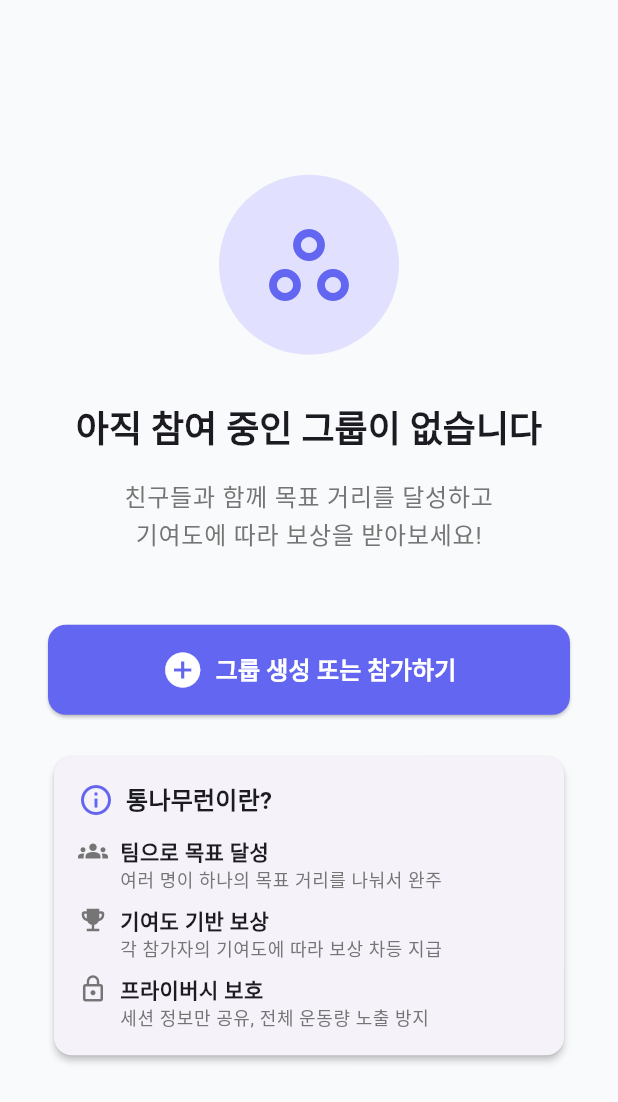
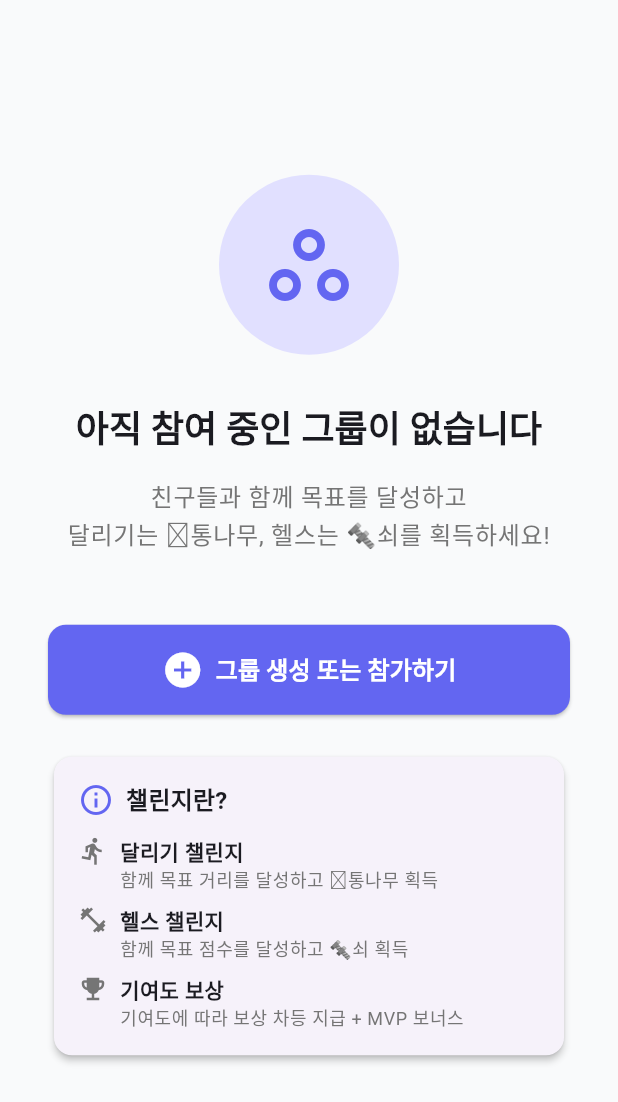
Before and after one commit to lppresident/co-workfit, a Flutter app: the EmptyLogRunWidget widget shown alone on an empty page, opened directly with empty values, on a phone screen of 412 x 824 dp. Shown: the top 1102 px of the screen. Run offline on Flutter 3.47's test engine with Material 3 defaults, Android fonts, the phone set to English and light mode, and no system bars; our stand-ins replace app_links, bloc, cloud_firestore, dartz, equatable, firebase_auth and 8 more; missing offline and left inert: health; accounts and stored records are empty; network calls fail.

Commit message:
refactor: '통나무런' → '챌린지'로 명칭 변경 (#70)
UI 변경:
- 대시보드 탭: '통나무런' → '챌린지'
- 페이지 제목: '통나무런' → '챌린지'
- 초대 메시지: '통나무런 초대' → '챌린지 초대'

빈 상태 위젯 업데이트:
- '통나무런이란?' → '챌린지란?'
- 달리기 챌린지 (🪵통나무) / 헬스 챌린지 (🔩쇠) 설명 추가
- 기여도 보상 + MVP 보너스 안내

공유 메시지:
- 챌린지 타입에 따른 동적 이름 생성
  - 달리기: 'Xkm 달리기 챌린지'
  - 헬스: 'X점 헬스 챌린지'

코드 주석:
- 모든 '통나무런' 관련 주석을 '챌린지'로 통일

```diff
--- a/lib/core/services/deep_link_service.dart
+++ b/lib/core/services/deep_link_service.dart
@@ -5,7 +5,7 @@ import 'package:co_workfit/core/utils/logger.dart';
 /// 딥링크 처리 서비스
 ///
 /// 지원하는 스킴:
-/// - coworkfit://logrun/join?code=XXXXXX - 통나무런 초대 링크
+/// - coworkfit://logrun/join?code=XXXXXX - 챌린지 초대 링크
 class DeepLinkService {
   static final DeepLinkService _instance = DeepLinkService._internal();
   factory DeepLinkService() => _instance;
@@ -72,7 +72,7 @@ class DeepLinkService {
     }
   }
 
-  /// 통나무런 초대 링크 생성
+  /// 챌린지 초대 링크 생성
   static String createLogRunInviteLink(String inviteCode) {
     return 'coworkfit://logrun/join?code=$inviteCode';
   }
--- a/lib/features/log_run/data/models/log_run_challenge_model.dart
+++ b/lib/features/log_run/data/models/log_run_challenge_model.dart
@@ -2,7 +2,7 @@ import 'package:cloud_firestore/cloud_firestore.dart';
 import 'package:co_workfit/features/log_run/domain/entities/log_run_challenge_entity.dart';
 import 'package:co_workfit/features/log_run/domain/entities/workout_type.dart';
 
-/// 통나무런 챌린지 모델
+/// 챌린지 모델
 class LogRunChallengeModel extends LogRunChallengeEntity {
   const LogRunChallengeModel({
     required super.id,
--- a/lib/features/log_run/domain/entities/log_run_challenge_entity.dart
+++ b/lib/features/log_run/domain/entities/log_run_challenge_entity.dart
@@ -1,7 +1,7 @@
 import 'package:equatable/equatable.dart';
 import 'workout_type.dart';
 
-/// 통나무런 챌린지 엔티티
+/// 챌린지 엔티티
 ///
 /// 여러 명이 하나의 목표 거리(무게)를 함께 완주하는 팀 챌린지
 class LogRunChallengeEntity extends Equatable {
--- a/lib/features/log_run/domain/entities/log_run_contribution_entity.dart
+++ b/lib/features/log_run/domain/entities/log_run_contribution_entity.dart
@@ -1,7 +1,7 @@
 import 'package:equatable/equatable.dart';
 import 'package:co_workfit/features/workout/domain/entities/workout_entity.dart';
 
-/// 통나무런 기여 엔티티
+/// 챌린지 기여 엔티티
 ///
 /// 참가자가 챌린지에 제출한 러닝 기록
 class LogRunContributionEntity extends Equatable {
--- a/lib/features/log_run/domain/repositories/log_run_repository.dart
+++ b/lib/features/log_run/domain/repositories/log_run_repository.dart
@@ -4,7 +4,7 @@ import 'package:co_workfit/features/log_run/domain/entities/log_run_challenge_en
 import 'package:co_workfit/features/log_run/domain/entities/log_run_contribution_entity.dart';
 import 'package:co_workfit/features/log_run/domain/entities/workout_type.dart';
 
-/// 통나무런 Repository 인터페이스
+/// 챌린지 Repository 인터페이스
 abstract class LogRunRepository {
   /// 챌린지 생성
   Future<Either<Failure, LogRunChallengeEntity>> createChallenge({
--- a/lib/features/log_run/domain/usecases/create_log_run_challenge.dart
+++ b/lib/features/log_run/domain/usecases/create_log_run_challenge.dart
@@ -5,7 +5,7 @@ import 'package:co_workfit/features/log_run/domain/entities/log_run_challenge_en
 import 'package:co_workfit/features/log_run/domain/entities/workout_type.dart';
 import 'package:co_workfit/features/log_run/domain/repositories/log_run_repository.dart';
 
-/// 통나무런 챌린지 생성 UseCase
+/// 챌린지 생성 UseCase
 class CreateLogRunChallenge implements UseCase<LogRunChallengeEntity, CreateChallengeParams> {
   final LogRunRepository repository;
 
--- a/lib/features/log_run/domain/usecases/join_challenge_by_invite_code.dart
+++ b/lib/features/log_run/domain/usecases/join_challenge_by_invite_code.dart
@@ -5,7 +5,7 @@ import 'package:co_workfit/features/log_run/domain/entities/log_run_challenge_en
 import 'package:co_workfit/features/log_run/domain/repositories/log_run_repository.dart';
 import 'package:co_workfit/features/log_run/domain/utils/invite_code_generator.dart';
 
-/// 초대 코드로 통나무런 챌린지 참가 UseCase
+/// 초대 코드로 챌린지 참가 UseCase
 ///
 /// 1. 초대 코드 검증
 /// 2. 코드로 챌린지 조회
--- a/lib/features/log_run/domain/usecases/join_log_run_challenge.dart
+++ b/lib/features/log_run/domain/usecases/join_log_run_challenge.dart
@@ -3,7 +3,7 @@ import 'package:co_workfit/core/error/failures.dart';
 import 'package:co_workfit/core/usecases/usecase.dart';
 import 'package:co_workfit/features/log_run/domain/repositories/log_run_repository.dart';
 
-/// 통나무런 챌린지 참가 UseCase
+/// 챌린지 참가 UseCase
 class JoinLogRunChallenge implements UseCase<void, JoinChallengeParams> {
   final LogRunRepository repository;
 
--- a/lib/features/log_run/domain/utils/invite_code_generator.dart
+++ b/lib/features/log_run/domain/utils/invite_code_generator.dart
@@ -1,6 +1,6 @@
 import 'dart:math';
 
-/// 통나무런 초대 코드 생성기
+/// 챌린지 초대 코드 생성기
 class InviteCodeGenerator {
   // 혼동하기 쉬운 문자 제외: O(오), 0(영), I(아이), 1(일), L(엘)
   static const String _chars = '23456789ABCDEFGHJKLMNPQRSTUVWXYZ';
--- a/lib/features/log_run/presentation/bloc/log_run_bloc.dart
+++ b/lib/features/log_run/presentation/bloc/log_run_bloc.dart
@@ -17,7 +17,7 @@ import 'package:co_workfit/features/log_run/domain/usecases/delete_contribution.
 import 'package:co_workfit/features/log_run/domain/repositories/log_run_repository.dart';
 import 'package:co_workfit/core/utils/logger.dart';
 
-/// 통나무런 BLoC
+/// 챌린지 BLoC
 class LogRunBloc extends Bloc<LogRunEvent, LogRunState> {
   final CreateLogRunChallenge createChallengeUseCase;
   final JoinLogRunChallenge joinChallengeUseCase;
--- a/lib/features/log_run/presentation/bloc/log_run_event.dart
+++ b/lib/features/log_run/presentation/bloc/log_run_event.dart
@@ -1,7 +1,7 @@
 import 'package:co_workfit/features/log_run/domain/entities/workout_type.dart';
 import 'package:equatable/equatable.dart';
 
-/// 통나무런 BLoC 이벤트
+/// 챌린지 BLoC 이벤트
 abstract class LogRunEvent extends Equatable {
   const LogRunEvent();
 
--- a/lib/features/log_run/presentation/bloc/log_run_state.dart
+++ b/lib/features/log_run/presentation/bloc/log_run_state.dart
@@ -2,7 +2,7 @@ import 'package:equatable/equatable.dart';
 import 'package:co_workfit/features/log_run/domain/entities/log_run_challenge_entity.dart';
 import 'package:co_workfit/features/log_run/domain/entities/log_run_contribution_entity.dart';
 
-/// 통나무런 BLoC 상태
+/// 챌린지 BLoC 상태
 abstract class LogRunState extends Equatable {
   const LogRunState();
 
--- a/lib/features/log_run/presentation/pages/challenge_detail_page.dart
+++ b/lib/features/log_run/presentation/pages/challenge_detail_page.dart
@@ -254,7 +254,9 @@ class _ChallengeDetailPageState extends BasePageState<ChallengeDetailPage> {
                     icon: const Icon(Icons.share),
                     onPressed: () => _showShareSheet(
                       challenge.inviteCode,
-                      '${challenge.targetWeight.toStringAsFixed(0)}kg 통나무런',
+                      challenge.isRunning
+                          ? '${challenge.targetDistance.toStringAsFixed(0)}km 달리기 챌린지'
+                          : '${challenge.targetDistance.toStringAsFixed(0)}점 헬스 챌린지',
                     ),
                     tooltip: '초대 코드 공유',
                   ),
--- a/lib/features/log_run/presentation/pages/log_run_page.dart
+++ b/lib/features/log_run/presentation/pages/log_run_page.dart
@@ -14,7 +14,7 @@ import 'package:co_workfit/features/log_run/presentation/pages/challenge_detail_
 import 'package:co_workfit/features/auth/presentation/bloc/auth_bloc.dart';
 import 'package:co_workfit/features/auth/presentation/bloc/auth_state.dart';
 
-/// 통나무런 메인 페이지
+/// 챌린지 메인 페이지
 class LogRunPage extends BasePage {
   const LogRunPage({super.key});
 
@@ -43,7 +43,7 @@ class _LogRunPageState extends BasePageState<LogRunPage> {
     showDialog(
       context: context,
       builder: (context) => AlertDialog(
-        title: const Text('통나무런'),
+        title: const Text('챌린지'),
         content: const Text('새 그룹을 만들거나\n초대 코드로 참가할 수 있습니다'),
         actions: [
           TextButton(
@@ -125,7 +125,7 @@ class _LogRunPageState extends BasePageState<LogRunPage> {
   @override
   PreferredSizeWidget buildAppBar(BuildContext context) {
     return const StandardAppBar(
-      title: '통나무런',
+      title: '챌린지',
     );
   }
 
--- a/lib/features/log_run/presentation/widgets/empty_log_run_widget.dart
+++ b/lib/features/log_run/presentation/widgets/empty_log_run_widget.dart
@@ -1,7 +1,7 @@
 import 'package:flutter/material.dart';
 import 'package:co_workfit/core/constants/app_constants.dart';
 
-/// 통나무런 그룹이 없을 때 표시하는 빈 상태 위젯
+/// 챌린지가 없을 때 표시하는 빈 상태 위젯
 class EmptyLogRunWidget extends StatelessWidget {
   final VoidCallback onCreateOrJoin;
   final String? message;
@@ -48,7 +48,7 @@ class EmptyLogRunWidget extends StatelessWidget {
 
             // 설명
             Text(
-              '친구들과 함께 목표 거리를 달성하고\n기여도에 따라 보상을 받아보세요!',
+              '친구들과 함께 목표를 달성하고\n달리기는 🪵통나무, 헬스는 🔩쇠를 획득하세요!',
               style: Theme.of(context).textTheme.bodyLarge?.copyWith(
                     color: Colors.grey[600],
                   ),
@@ -91,7 +91,7 @@ class EmptyLogRunWidget extends StatelessWidget {
                         ),
                         const SizedBox(width: 8),
                         Text(
-                          '통나무런이란?',
+                          '챌린지란?',
                           style: Theme.of(context).textTheme.titleMedium?.copyWith(
                                 fontWeight: FontWeight.bold,
                               ),
@@ -101,23 +101,23 @@ class EmptyLogRunWidget extends StatelessWidget {
                     const SizedBox(height: 12),
                     _buildInfoItem(
                       context,
-                      Icons.groups,
-                      '팀으로 목표 달성',
-                      '여러 명이 하나의 목표 거리를 나눠서 완주',
+                      Icons.directions_run,
+                      '달리기 챌린지',
+                      '함께 목표 거리를 달성하고 🪵통나무 획득',
+                    ),
+                    const SizedBox(height: 8),
+                    _buildInfoItem(
+                      context,
+                      Icons.fitness_center,
+                      '헬스 챌린지',
+                      '함께 목표 점수를 달성하고 🔩쇠 획득',
                     ),
                     const SizedBox(height: 8),
                     _buildInfoItem(
                       context,
                       Icons.emoji_events,
-                      '기여도 기반 보상',
-                      '각 참가자의 기여도에 따라 보상 차등 지급',
-                    ),
-                    const SizedBox(height: 8),
-                    _buildInfoItem(
-                      context,
-                      Icons.lock_outline,
-                      '프라이버시 보호',
-                      '세션 정보만 공유, 전체 운동량 노출 방지',
+                      '기여도 보상',
+                      '기여도에 따라 보상 차등 지급 + MVP 보너스',
                     ),
                   ],
                 ),
--- a/lib/features/log_run/presentation/widgets/share_challenge_bottom_sheet.dart
+++ b/lib/features/log_run/presentation/widgets/share_challenge_bottom_sheet.dart
@@ -29,7 +29,7 @@ class ShareChallengeBottomSheet extends StatelessWidget {
 
   void _shareLink(BuildContext context) {
     final message = '''
-🏃 통나무런 초대!
+🎯 챌린지 초대!
 
 $challengeName에 함께 참가해요!
 
@@ -38,7 +38,7 @@ $_inviteLink
 
 📝 초대 코드: $inviteCode
 ''';
-    Share.share(message, subject: '통나무런 초대');
+    Share.share(message, subject: '챌린지 초대');
   }
 
   @override
--- a/lib/features/workout/presentation/pages/dashboard_page.dart
+++ b/lib/features/workout/presentation/pages/dashboard_page.dart
@@ -10,7 +10,7 @@ import 'package:flutter_bloc/flutter_bloc.dart';
 
 /// 메인 대시보드 페이지 (네비게이션 허브)
 ///
-/// 4탭 구조: 운동, 통나무런, 친구, 프로필
+/// 4탭 구조: 운동, 챌린지, 친구, 프로필
 class DashboardPage extends StatefulWidget {
   const DashboardPage({super.key});
 
@@ -62,7 +62,7 @@ class _DashboardPageState extends State<DashboardPage> {
     // 각 페이지별 새로고침 로직
     switch (index) {
       case 1:
-        // 통나무런 페이지 새로고침
+        // 챌린지 페이지 새로고침
         LogRunPage.globalKey.currentState?.refreshChallenges();
         break;
       case 3:
@@ -99,7 +99,7 @@ class _DashboardPageState extends State<DashboardPage> {
           NavigationDestination(
             icon: Icon(Icons.forest_outlined),
             selectedIcon: Icon(Icons.forest),
-            label: '통나무런',
+            label: '챌린지',
           ),
           NavigationDestination(
             icon: Icon(Icons.people_outline),
--- a/lib/main.dart
+++ b/lib/main.dart
@@ -88,7 +88,7 @@ class _CoWorkFitAppState extends State<CoWorkFitApp> {
       if (state is ChallengeJoined) {
         _isJoiningFromDeepLink = false;
         _showResultSnackBar(context, '챌린지에 참가했습니다! 🎉', Colors.green);
-        // 통나무런 탭으로 이동하도록 새로고침
+        // 챌린지 탭으로 이동하도록 새로고침
         context.read<LogRunBloc>().add(LoadChallenges(
           (context.read<AuthBloc>().state as Authenticated).user.id,
         ));
@@ -149,7 +149,7 @@ class _CoWorkFitAppState extends State<CoWorkFitApp> {
     showDialog(
       context: context,
       builder: (dialogContext) => AlertDialog(
-        title: const Text('🏃 통나무런 초대'),
+        title: const Text('🎯 챌린지 초대'),
         content: Column(
           mainAxisSize: MainAxisSize.min,
           crossAxisAlignment: CrossAxisAlignment.start,
```
